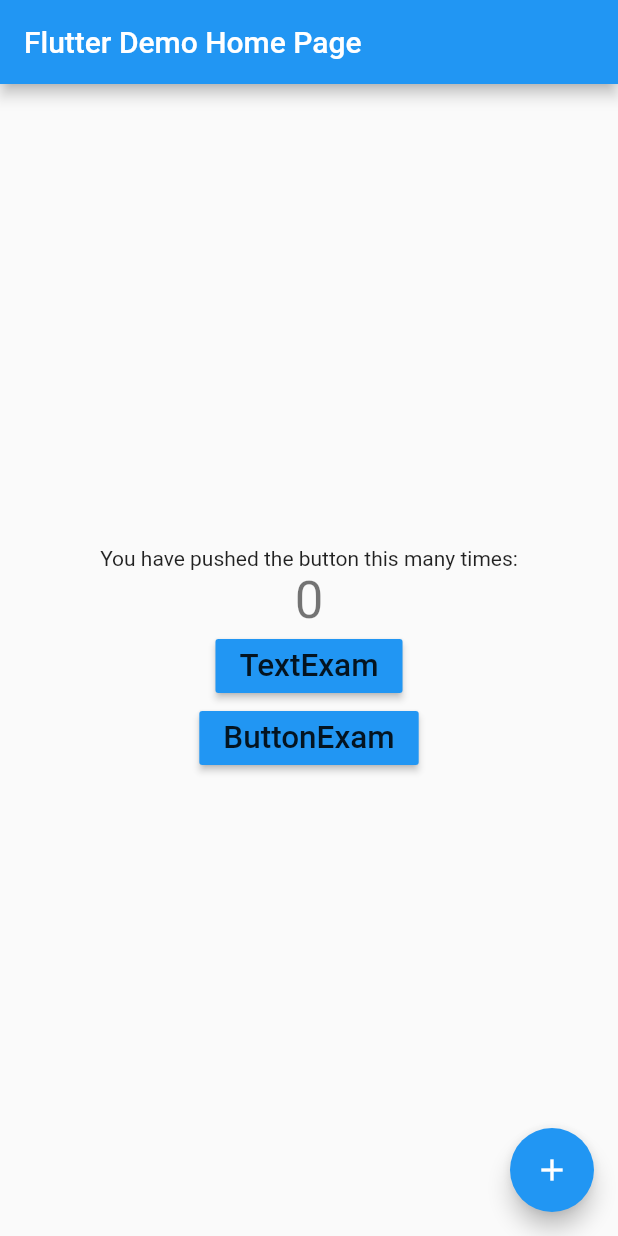
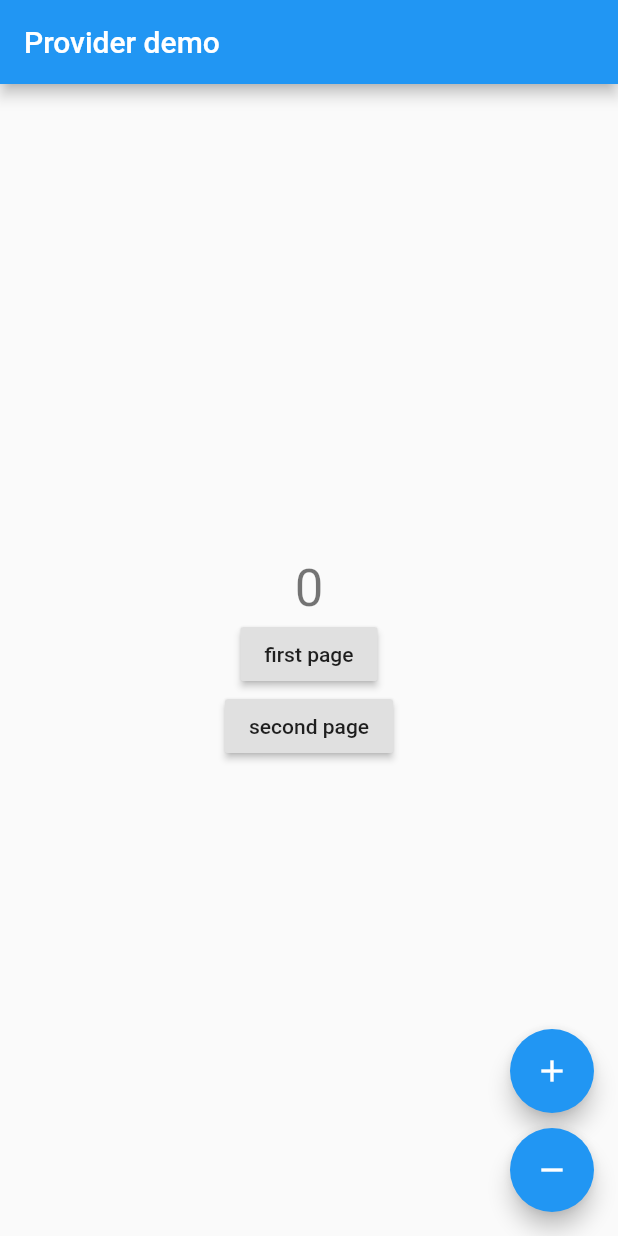
Before and after one commit to labyrintos71/Flutter_201912_ExampleCode, a Flutter app: the screen it shows after launch, on a phone screen of 412 x 824 dp. Run offline on Flutter 3.47's test engine with Material 2 defaults, Android fonts, the phone set to English and light mode, and no system bars.

Commit message:
프로바이더 패턴

```diff
--- /dev/null
+++ b/examplecode/lib/Provider/Counter.dart
@@ -0,0 +1,19 @@
+import 'package:flutter/material.dart';
+
+class Counter with ChangeNotifier {
+  int _counter;
+  Counter(this._counter);
+
+  getCounter() => _counter;
+  setCounter(int counter) => _counter = counter;
+
+  void increment() {
+    _counter++;
+    notifyListeners(); // 값이 변할 때마다 플러터 프레임워크에 알려줍니다.
+  }
+
+  void decrement() {
+    _counter--;
+    notifyListeners(); // 값이 변할 때마다 플러터 프레임워크에 알려줍니다.
+  }
+}
--- /dev/null
+++ b/examplecode/lib/Provider/providerexam.dart
@@ -0,0 +1,97 @@
+import 'package:flutter/material.dart';
+import 'package:provider/provider.dart';
+
+import 'Counter.dart';
+import 'FirstPage.dart';
+import 'SecondPage.dart';
+
+class CounterApp extends StatelessWidget {
+  @override
+  Widget build(BuildContext context) {
+    return ChangeNotifierProvider<Counter>( // Counter 타입 사용. Counter 클래스의 데이터가 변하는지 보고 있다가 변하면 알려줍니다.
+      builder: (_) => Counter(0), // 초기값 정하기
+      child: MaterialApp(
+        title: 'Flutter Value',
+        theme: ThemeData(
+          primarySwatch: Colors.blue,
+        ),
+        home: HomePage(),
+      ),
+    );
+  }
+}
+
+
+class HomePage extends StatefulWidget {
+  HomePage({Key key}) : super(key: key);
+
+  @override
+  _HomePageState createState() => _HomePageState();
+}
+
+class _HomePageState extends State<HomePage> {
+  @override
+  Widget build(BuildContext context) {
+    final counter = Provider.of<Counter>(context); // Counter 타입의 데이터를 가져옴.
+
+    return Scaffold(
+      appBar: AppBar(
+        title: Text("Provider demo"),
+      ),
+      body: Center(
+        child: Column(
+          mainAxisAlignment: MainAxisAlignment.center,
+          children: <Widget>[
+            Text(
+              '${counter.getCounter()}',
+              style: Theme.of(context).textTheme.display1,
+            ),
+            RaisedButton(
+              onPressed: openFirstPage,
+              child: Text('first page'),
+            ),
+            RaisedButton(
+              onPressed: openSecondPage,
+              child: Text('second page'),
+            ),
+          ],
+        ),
+      ),
+      floatingActionButton: Column(
+        mainAxisAlignment: MainAxisAlignment.end,
+        children: <Widget>[
+          FloatingActionButton(
+            onPressed: counter.increment, // 버튼을 누를 때마다, 값이 증가합니다. notifyListeners()가 호출되기에 UI가 갱신됩니다.
+            tooltip: 'Increment',
+            child: Icon(Icons.add),
+            heroTag: null,
+          ),
+          SizedBox(
+            height: 10,
+          ),
+          FloatingActionButton(
+            onPressed: counter.decrement,
+            tooltip: 'Decrement',
+            child: Icon(Icons.remove),
+            heroTag: null,
+          )
+        ],
+      ),
+    );
+  }
+
+  // 다른 페이지로 이동을 합니다. 이동한 페이지에서도 Counter의 값은 동일합니다.
+  Future openFirstPage() {
+    return Navigator.push(
+      context,
+      MaterialPageRoute(builder: (context) => FirstPage()),
+    );
+  }
+
+  Future openSecondPage() {
+    return Navigator.push(
+      context,
+      MaterialPageRoute(builder: (context) => SecondPage()),
+    );
+  }
+}
--- a/examplecode/lib/main.dart
+++ b/examplecode/lib/main.dart
@@ -1,9 +1,10 @@
 import 'package:flutter/material.dart';
 
 import 'Button/buttonexam.dart';
+import 'Provider/providerexam.dart';
 import 'Textview/textdecoration.dart';
 
-void main() => runApp(MyApp());
+void main() => runApp(CounterApp());
 
 class MyApp extends StatelessWidget {
   // This widget is the root of your application.
--- a/examplecode/pubspec.yaml
+++ b/examplecode/pubspec.yaml
@@ -20,9 +20,8 @@ dependencies:
   flutter:
     sdk: flutter
 
-  # The following adds the Cupertino Icons font to your application.
-  # Use with the CupertinoIcons class for iOS style icons.
   cupertino_icons: ^0.1.2
+  provider: ^3.2.0
 
 dev_dependencies:
   flutter_test:
@@ -37,6 +36,9 @@ flutter:
   uses-material-design: true
   assets:
     - assets/auth.png
+
+
+
   # To add assets to your application, add an assets section, like this:
   # assets:
   #  - images/a_dot_burr.jpeg
```
Also changed, not shown: examplecode/lib/Provider/FirstPage.dart (added, +27 -0 lines), examplecode/lib/Provider/SecondPage.dart (added, +27 -0 lines).
